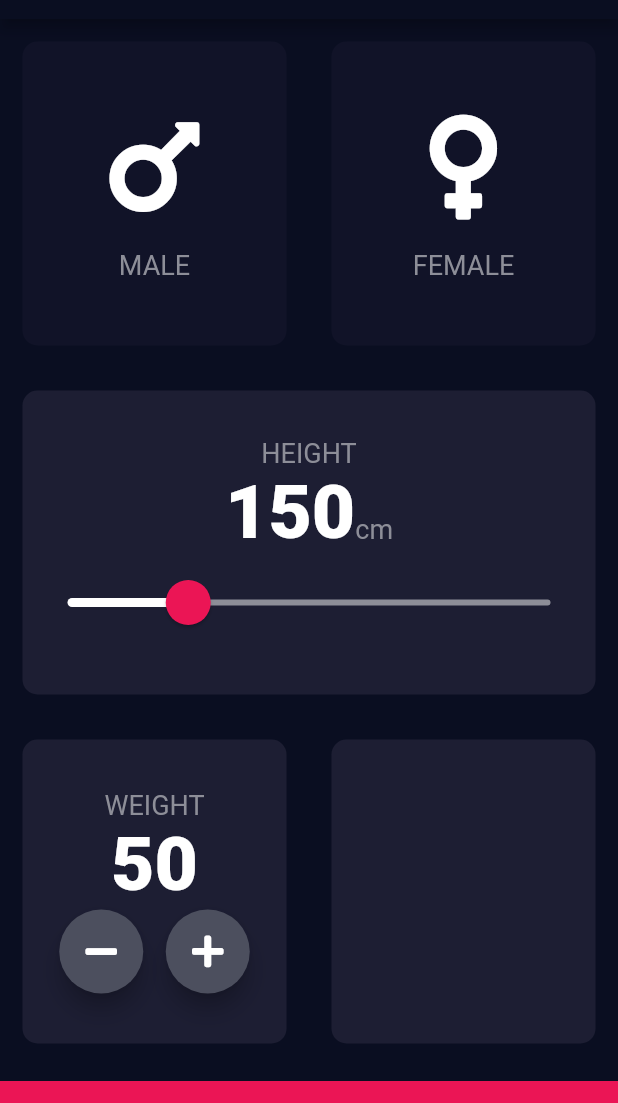
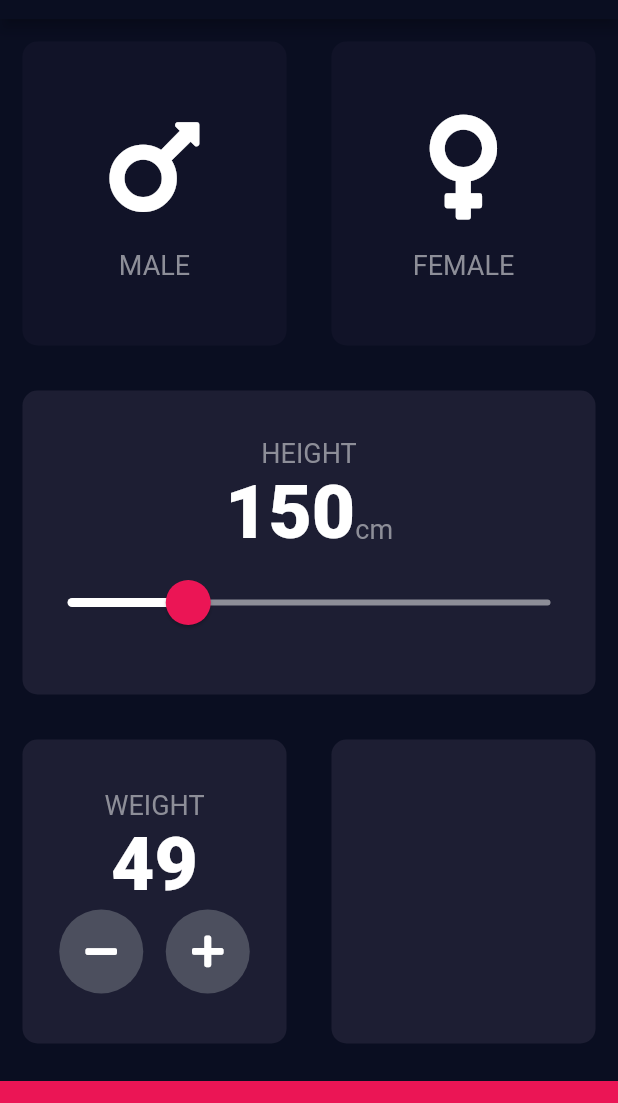
Before and after one commit to PratthamArora/bmi_calculator, a Flutter app: the screen it shows after launch, after a tap on an icon or button, on a phone screen of 412 x 824 dp, the part 65-1168 px from its top. Run offline on Flutter 3.47's test engine with Material 2 defaults, Android fonts, the phone set to English and light mode, and no system bars; our stand-ins replace font_awesome_flutter.

Commit message:
added button pressed function

```diff
--- a/lib/input_page.dart
+++ b/lib/input_page.dart
@@ -132,6 +132,11 @@ class _InputPageState extends State<InputPage> {
                           mainAxisAlignment: MainAxisAlignment.center,
                           children: <Widget>[
                             RoundIconButton(
+                              onClick: () {
+                                setState(() {
+                                  weight--;
+                                });
+                              },
                               child: FontAwesomeIcons.minus,
                             ),
                             SizedBox(
@@ -139,6 +144,11 @@ class _InputPageState extends State<InputPage> {
                             ),
                             RoundIconButton(
                               child: FontAwesomeIcons.plus,
+                              onClick: () {
+                                setState(() {
+                                  weight++;
+                                });
+                              },
                             ),
                           ],
                         ),
@@ -168,21 +178,22 @@ class _InputPageState extends State<InputPage> {
 
 class RoundIconButton extends StatelessWidget {
   final IconData child;
+  final Function onClick;
 
-  RoundIconButton({this.child});
+  RoundIconButton({@required this.child, @required this.onClick});
 
   @override
   Widget build(BuildContext context) {
     return RawMaterialButton(
       child: Icon(child),
-      elevation: 6.0,
+      elevation: 0.0,
       constraints: BoxConstraints.tightFor(
         width: 56.0,
         height: 56.0,
       ),
       shape: CircleBorder(),
       fillColor: Color(0xFF4C4F5E),
-      onPressed: () {},
+      onPressed: onClick,
     );
   }
 }
```
